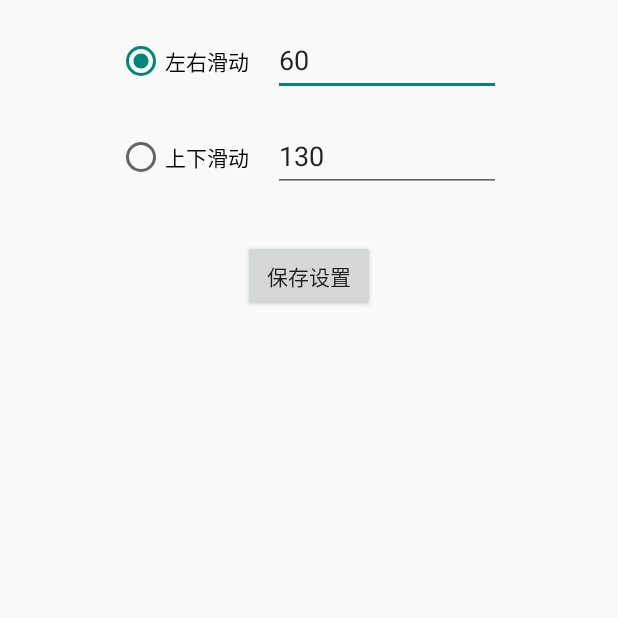
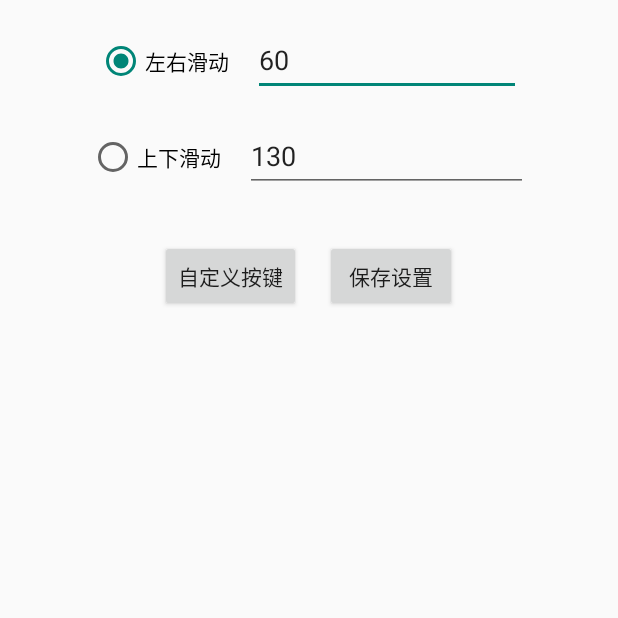
Before and after one commit to qdlzy/PenControlApp, an Android app: the screen it shows after launch (MainActivity), on a phone screen of 412 x 824 dp, the top half of it. Run offline under Robolectric (Android 15) with nearby library versions, the phone set to English and light mode, and no system bars.

Commit message:
增加自定义模拟按键。

```diff
--- a/app/src/main/java/com/example/pencontrolapp/MainActivity.kt
+++ b/app/src/main/java/com/example/pencontrolapp/MainActivity.kt
@@ -10,6 +10,7 @@ import android.widget.Button
 import android.widget.EditText
 import android.widget.RadioButton
 import androidx.appcompat.app.AppCompatActivity
+import com.example.pencontrolapp.ui.CustomKeyDialog
 
 class MainActivity : AppCompatActivity() {
     private lateinit var leftRightDistanceEditText: EditText
@@ -17,6 +18,11 @@ class MainActivity : AppCompatActivity() {
     private lateinit var saveButton: Button
     private lateinit var leftRightRadioButton: RadioButton
     private lateinit var upDownRadioButton: RadioButton
+
+    companion object {
+        @Volatile
+        var isCustomDialogShowing = false
+    }
 
     override fun onCreate(savedInstanceState: Bundle?) {
         super.onCreate(savedInstanceState)
@@ -38,7 +44,6 @@ class MainActivity : AppCompatActivity() {
 
         val savedMode = sharedPref.getString("swipe_mode", "left_right")
 
-        // 根据savedMode手动设置单选状态
         if (savedMode == "up_down") {
             upDownRadioButton.isChecked = true
             leftRightRadioButton.isChecked = false
@@ -86,6 +91,12 @@ class MainActivity : AppCompatActivity() {
                 .setPositiveButton(getString(R.string.ok), null)
                 .show()
         }
+
+        val customKeysButton = findViewById<Button>(R.id.customKeysButton)
+        customKeysButton.setOnClickListener {
+            val dialog = CustomKeyDialog(this)
+            dialog.show()
+        }
     }
 
     override fun onResume() {
--- a/app/src/main/res/layout/activity_main.xml
+++ b/app/src/main/res/layout/activity_main.xml
@@ -60,10 +60,24 @@
             tools:ignore="TouchTargetSizeCheck" />
     </LinearLayout>
 
-    <Button
-        android:id="@+id/saveButton"
+    <LinearLayout
+        android:orientation="horizontal"
+        android:gravity="center_horizontal"
         android:layout_width="wrap_content"
         android:layout_height="wrap_content"
-        android:text="@string/save_settings"
-        android:layout_marginTop="16dp"/>
+        android:layout_marginTop="16dp">
+
+        <Button
+            android:id="@+id/customKeysButton"
+            android:layout_width="wrap_content"
+            android:layout_height="wrap_content"
+            android:text="@string/custom_keys"
+            android:layout_marginEnd="16dp"/>
+
+        <Button
+            android:id="@+id/saveButton"
+            android:layout_width="wrap_content"
+            android:layout_height="wrap_content"
+            android:text="@string/save_settings"/>
+    </LinearLayout>
 </LinearLayout>
--- a/app/src/main/res/values/strings.xml
+++ b/app/src/main/res/values/strings.xml
@@ -1,20 +1,30 @@
 <resources>
-    <string name="app_name">PenControlApp</string>
+    <string name="app_name">PenControl</string>
     <string name="fast_forward">Fast Forward</string>
     <string name="rewind">Rewind</string>
     <string name="enter_swipe_distance">Enter swipe distance</string>
     <string name="save_distance">Save Distance</string>
     <string name="accessibility_not_enabled_title">无障碍服务未启用</string>
     <string name="accessibility_not_enabled_message">请前往系统无障碍设置启用该服务，以使用手势功能。</string>
+    <string name="accessibility_service_description">仅用于模拟手势进行滑动操作，PenControl并不会收集任何个人信息。</string>
     <string name="go_to_settings">前往设置</string>
     <string name="cancel">取消</string>
 
     <string name="left_right">左右滑动</string>
     <string name="up_down">上下滑动</string>
-    <string name="enter_left_right_distance">输入左右滑动距离</string>
-    <string name="enter_up_down_distance">输入上下滑动距离</string>
+    <string name="enter_left_right_distance">滑动距离，default:60</string>
+    <string name="enter_up_down_distance">滑动距离，default:130</string>
     <string name="save_settings">保存设置</string>
     <string name="settings_saved_successfully">设置已保存成功</string>
     <string name="ok">确定</string>
     <string name="invalid_distance">请输入10到1000之间的滑动距离</string>
+
+    <string name="custom_keys">自定义按键</string>
+    <string name="prev_keys_label">左滑/下滑</string>
+    <string name="next_keys_label">右滑/上滑</string>
+    <string name="key_input_hint">将焦点放到输入框，然后按下物理按键会自动录入键值</string>
+    <string name="reset_keys">重置</string>
+
+    <string name="error">错误</string>
+    <string name="duplicate_keys_error">请使用不同的按键。</string>
 </resources>
--- a/app/src/main/res/xml/accessibility_service_config.xml
+++ b/app/src/main/res/xml/accessibility_service_config.xml
@@ -8,7 +8,6 @@
     android:canRequestTouchExplorationMode="true"
     android:canPerformGestures="true"
     android:accessibilityFlags="flagRequestFilterKeyEvents"
-
-    android:description="@string/app_name" />
+    android:description="@string/accessibility_service_description" />
 
 <!--    android:accessibilityServiceInfoFlags="flagReportViewIds"-->
```
Also changed, not shown: app/build.gradle.kts (+8 -0 lines), app/src/main/java/com/example/pencontrolapp/CustomKeyDialog.kt (added, +90 -0 lines), app/src/main/java/com/example/pencontrolapp/MyAccessibilityService.kt (+36 -14 lines), app/src/main/java/com/example/pencontrolapp/utils/Prefs.kt (added, +14 -0 lines), app/src/main/res/layout/dialog_custom_keys.xml (added, +64 -0 lines), 2 other files.
